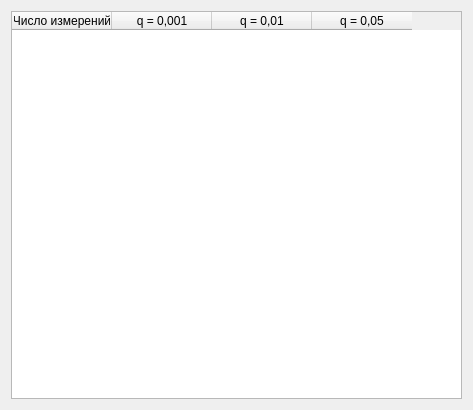
Before: the Qt Designer form abbedialog.ui in pmaprog/miem, drawn with Qt 5.
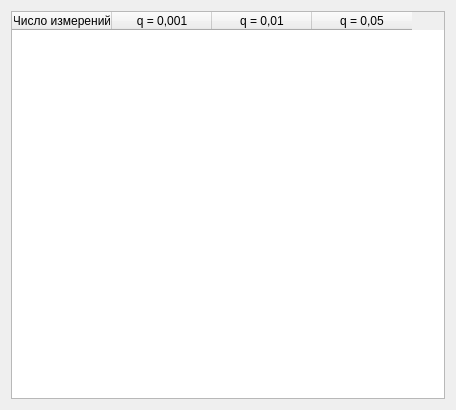
After: the same form once the commit is applied.

```diff
--- a/abbedialog.ui
+++ b/abbedialog.ui
@@ -6,7 +6,7 @@
    <rect>
     <x>0</x>
     <y>0</y>
-    <width>473</width>
+    <width>456</width>
     <height>410</height>
    </rect>
   </property>
@@ -22,6 +22,9 @@
      <attribute name="horizontalHeaderMinimumSectionSize">
       <number>60</number>
      </attribute>
+     <attribute name="verticalHeaderVisible">
+      <bool>false</bool>
+     </attribute>
      <column>
       <property name="text">
        <string>Число измерений</string>
```
Left out of the diff: 3 changed lines with no effect on the pictures.
